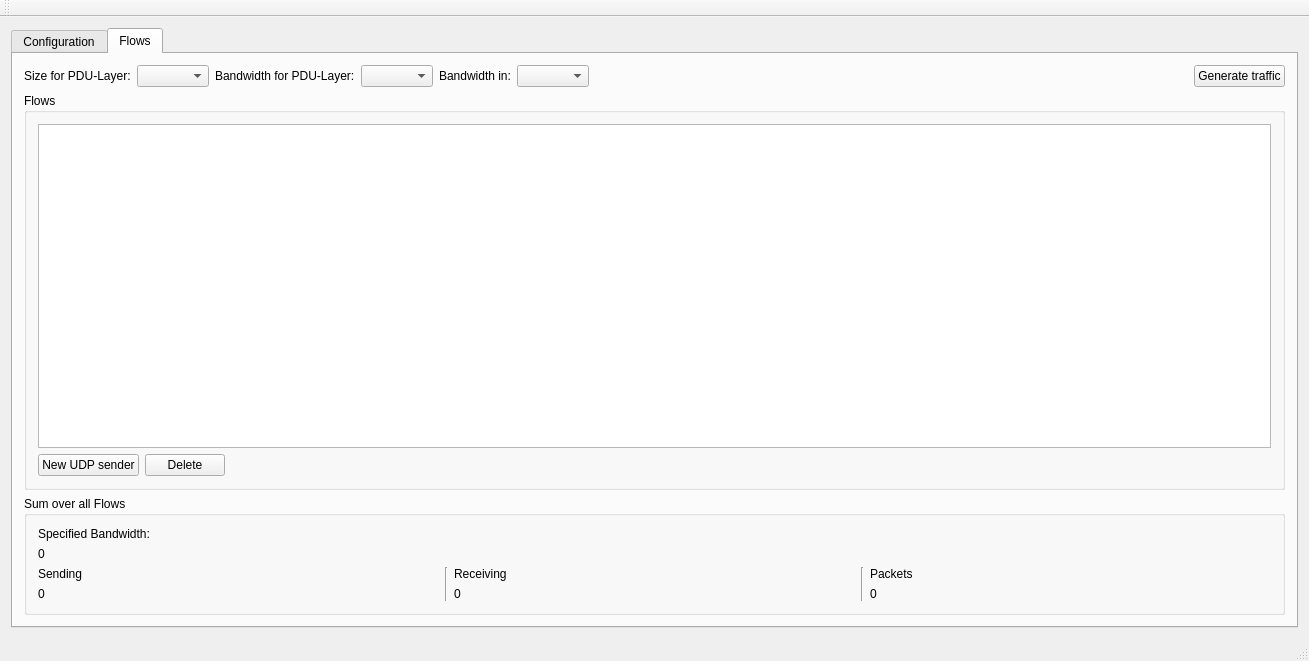
tibob/wanperf, file mainwindow.ui: the form before one commit.
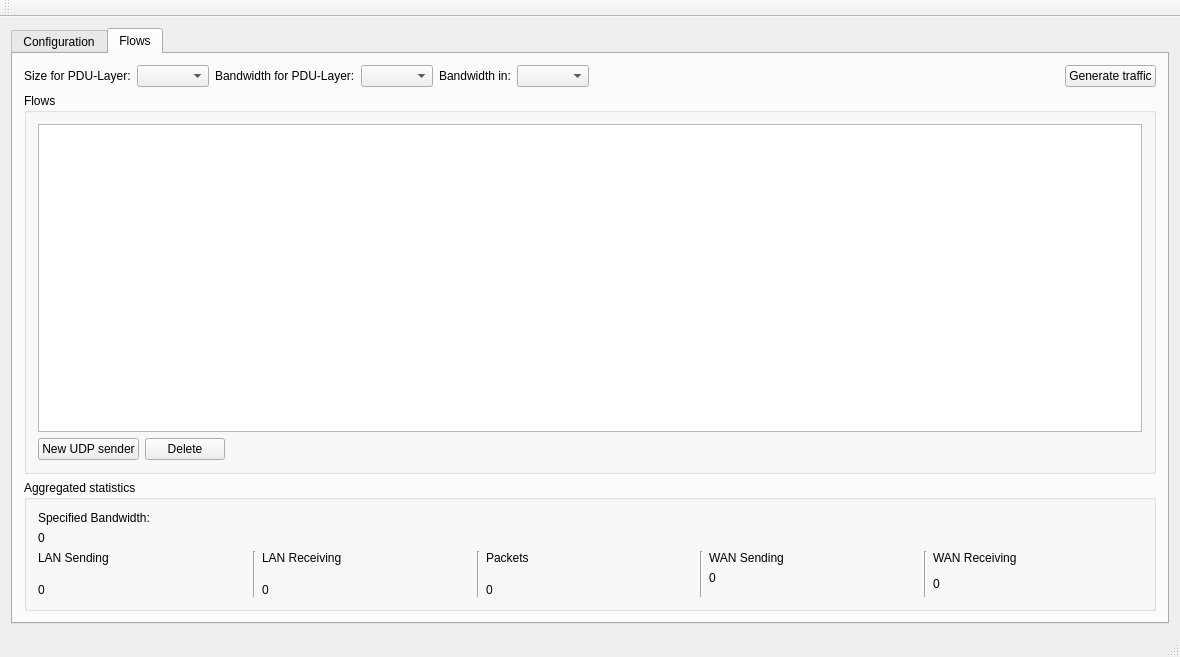
The form after the commit. The open tabs and pages were chosen to show the change.

Commit message:
WAN Total statistics
+ Fix (we forgot to set the WANModel on new flow)
One step further to implement #12

```diff
--- a/mainwindow.ui
+++ b/mainwindow.ui
@@ -6,8 +6,8 @@
    <rect>
     <x>0</x>
     <y>0</y>
-    <width>1309</width>
-    <height>661</height>
+    <width>1180</width>
+    <height>657</height>
    </rect>
   </property>
   <property name="windowTitle">
@@ -306,9 +306,9 @@
         <item>
          <widget class="QGroupBox" name="groupBox">
           <property name="title">
-           <string>Sum over all Flows</string>
+           <string>Aggregated statistics</string>
           </property>
-          <layout class="QGridLayout" name="gridLayout_4">
+          <layout class="QGridLayout" name="gridLayout_2">
            <item row="0" column="0">
             <widget class="QLabel" name="label_5">
              <property name="sizePolicy">
@@ -330,82 +330,147 @@
             </widget>
            </item>
            <item row="2" column="0">
-            <layout class="QGridLayout" name="gridLayout_2">
-             <item row="0" column="4">
-              <widget class="QLabel" name="label_4">
-               <property name="sizePolicy">
-                <sizepolicy hsizetype="Preferred" vsizetype="Preferred">
-                 <horstretch>0</horstretch>
-                 <verstretch>0</verstretch>
-                </sizepolicy>
-               </property>
-               <property name="text">
-                <string>Packets</string>
-               </property>
-              </widget>
-             </item>
-             <item row="1" column="2">
-              <widget class="QLabel" name="receivingTotal">
-               <property name="text">
-                <string>0</string>
-               </property>
-              </widget>
-             </item>
-             <item row="0" column="1" rowspan="2">
-              <widget class="Line" name="line">
-               <property name="orientation">
-                <enum>Qt::Vertical</enum>
-               </property>
-              </widget>
-             </item>
-             <item row="1" column="4">
-              <widget class="QLabel" name="packetsTotal">
-               <property name="text">
-                <string>0</string>
-               </property>
-              </widget>
-             </item>
-             <item row="0" column="3" rowspan="2">
-              <widget class="Line" name="line_2">
-               <property name="orientation">
-                <enum>Qt::Vertical</enum>
-               </property>
-              </widget>
-             </item>
-             <item row="0" column="2">
-              <widget class="QLabel" name="label_3">
-               <property name="sizePolicy">
-                <sizepolicy hsizetype="Preferred" vsizetype="Preferred">
-                 <horstretch>0</horstretch>
-                 <verstretch>0</verstretch>
-                </sizepolicy>
-               </property>
-               <property name="text">
-                <string>Receiving</string>
-               </property>
-              </widget>
-             </item>
-             <item row="0" column="0">
-              <widget class="QLabel" name="label_2">
-               <property name="sizePolicy">
-                <sizepolicy hsizetype="Preferred" vsizetype="Preferred">
-                 <horstretch>0</horstretch>
-                 <verstretch>0</verstretch>
-                </sizepolicy>
-               </property>
-               <property name="text">
-                <string>Sending</string>
-               </property>
-              </widget>
-             </item>
-             <item row="1" column="0">
-              <widget class="QLabel" name="sendingTotal">
-               <property name="text">
-                <string>0</string>
-               </property>
-              </widget>
-             </item>
-            </layout>
+            <widget class="QLabel" name="label_2">
+             <property name="sizePolicy">
+              <sizepolicy hsizetype="Preferred" vsizetype="Preferred">
+               <horstretch>0</horstretch>
+               <verstretch>0</verstretch>
+              </sizepolicy>
+             </property>
+             <property name="text">
+              <string>LAN Sending</string>
+             </property>
+            </widget>
+           </item>
+           <item row="2" column="1" rowspan="4">
+            <widget class="Line" name="line">
+             <property name="orientation">
+              <enum>Qt::Vertical</enum>
+             </property>
+            </widget>
+           </item>
+           <item row="2" column="2">
+            <widget class="QLabel" name="label_3">
+             <property name="sizePolicy">
+              <sizepolicy hsizetype="Preferred" vsizetype="Preferred">
+               <horstretch>0</horstretch>
+               <verstretch>0</verstretch>
+              </sizepolicy>
+             </property>
+             <property name="text">
+              <string>LAN Receiving</string>
+             </property>
+            </widget>
+           </item>
+           <item row="2" column="3" rowspan="4">
+            <widget class="Line" name="line_2">
+             <property name="orientation">
+              <enum>Qt::Vertical</enum>
+             </property>
+            </widget>
+           </item>
+           <item row="2" column="4">
+            <widget class="QLabel" name="label_4">
+             <property name="sizePolicy">
+              <sizepolicy hsizetype="Preferred" vsizetype="Preferred">
+               <horstretch>0</horstretch>
+               <verstretch>0</verstretch>
+              </sizepolicy>
+             </property>
+             <property name="text">
+              <string>Packets</string>
+             </property>
+            </widget>
+           </item>
+           <item row="2" column="5" rowspan="4">
+            <widget class="Line" name="line_4">
+             <property name="orientation">
+              <enum>Qt::Vertical</enum>
+             </property>
+            </widget>
+           </item>
+           <item row="2" column="6">
+            <widget class="QLabel" name="label_9">
+             <property name="sizePolicy">
+              <sizepolicy hsizetype="Preferred" vsizetype="Preferred">
+               <horstretch>0</horstretch>
+               <verstretch>0</verstretch>
+              </sizepolicy>
+             </property>
+             <property name="text">
+              <string>WAN Sending</string>
+             </property>
+            </widget>
+           </item>
+           <item row="2" column="7" rowspan="4">
+            <widget class="Line" name="line_3">
+             <property name="orientation">
+              <enum>Qt::Vertical</enum>
+             </property>
+            </widget>
+           </item>
+           <item row="2" column="8">
+            <widget class="QLabel" name="label_8">
+             <property name="sizePolicy">
+              <sizepolicy hsizetype="Preferred" vsizetype="Preferred">
+               <horstretch>0</horstretch>
+               <verstretch>0</verstretch>
+              </sizepolicy>
+             </property>
+             <property name="text">
+              <string>WAN Receiving</string>
+             </property>
+            </widget>
+           </item>
+           <item row="3" column="6" rowspan="3">
+            <widget class="QLabel" name="WANSendingTotal">
+             <property name="text">
+              <string>0</string>
+             </property>
+             <property name="alignment">
+              <set>Qt::AlignLeading|Qt::AlignLeft|Qt::AlignTop</set>
+             </property>
+            </widget>
+           </item>
+           <item row="4" column="8" rowspan="2">
+            <widget class="QLabel" name="WANReceivingTotal">
+             <property name="text">
+              <string>0</string>
+             </property>
+             <property name="alignment">
+              <set>Qt::AlignLeading|Qt::AlignLeft|Qt::AlignTop</set>
+             </property>
+            </widget>
+           </item>
+           <item row="5" column="0">
+            <widget class="QLabel" name="sendingTotal">
+             <property name="text">
+              <string>0</string>
+             </property>
+             <property name="alignment">
+              <set>Qt::AlignLeading|Qt::AlignLeft|Qt::AlignTop</set>
+             </property>
+            </widget>
+           </item>
+           <item row="5" column="2">
+            <widget class="QLabel" name="receivingTotal">
+             <property name="text">
+              <string>0</string>
+             </property>
+             <property name="alignment">
+              <set>Qt::AlignLeading|Qt::AlignLeft|Qt::AlignTop</set>
+             </property>
+            </widget>
+           </item>
+           <item row="5" column="4">
+            <widget class="QLabel" name="packetsTotal">
+             <property name="text">
+              <string>0</string>
+             </property>
+             <property name="alignment">
+              <set>Qt::AlignLeading|Qt::AlignLeft|Qt::AlignTop</set>
+             </property>
+            </widget>
            </item>
           </layout>
          </widget>
```
Left out of the diff: 52 changed lines with no effect on the pictures. The commit also changes 3 other files.
